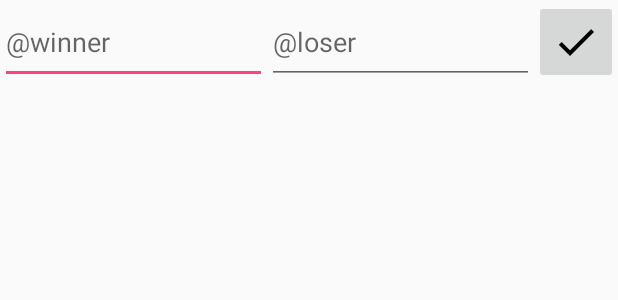
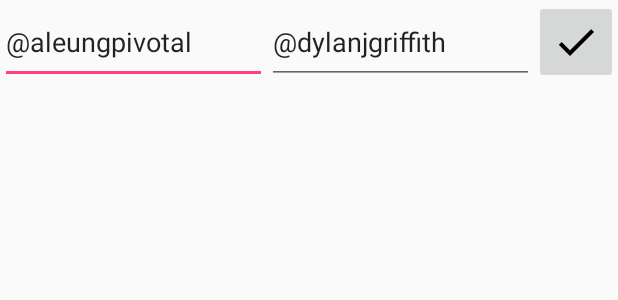
Before and after one commit to pivotal-sydney/racquet-android, an Android app: the layout fragment_club.xml on its own in the app's theme, with its tools: preview values and no code run, on a phone screen of 412 x 824 dp. Shown: the top 300 px of the screen. Run offline under Robolectric (Android 15) with nearby library versions, the light colour scheme and no system bars.

Commit message:
Add default winner and loser

```diff
--- a/app/src/main/res/layout/fragment_club.xml
+++ b/app/src/main/res/layout/fragment_club.xml
@@ -14,6 +14,7 @@
             android:layout_width="0dp"
             android:layout_height="56dp"
             android:layout_weight="1"
+            android:text="\@aleungpivotal"
             android:hint="@string/club_winner_hint" />
 
         <EditText
@@ -21,6 +22,7 @@
             android:layout_width="0dp"
             android:layout_height="56dp"
             android:layout_weight="1"
+            android:text="\@dylanjgriffith"
             android:hint="@string/club_loser_hint" />
 
         <ImageButton
```
